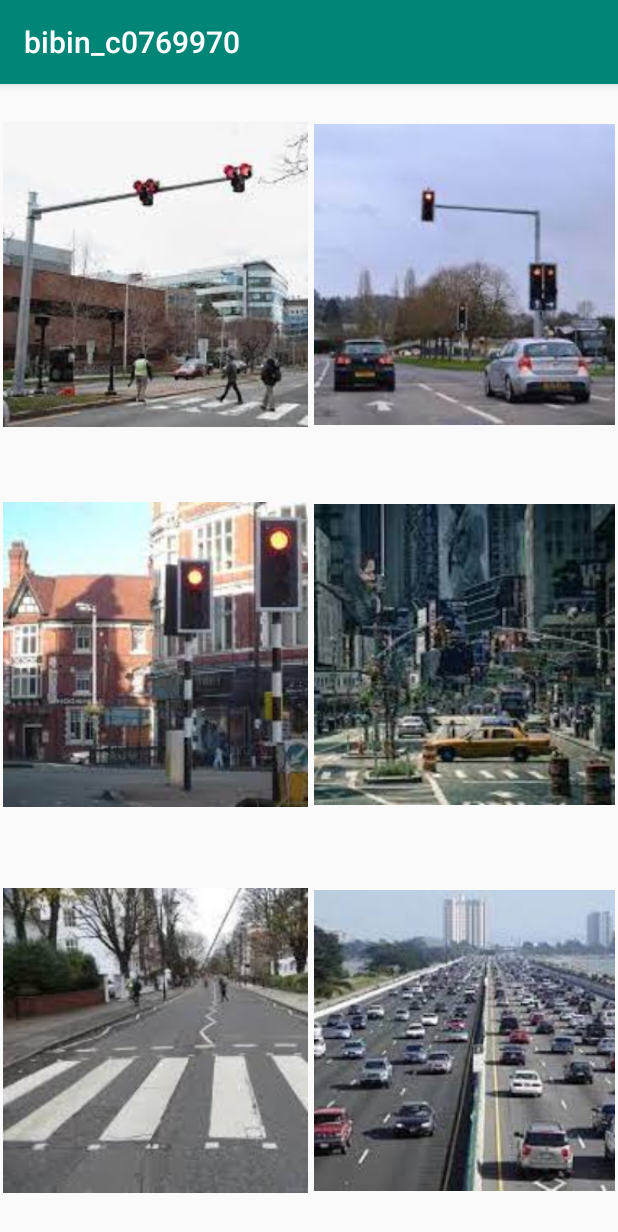
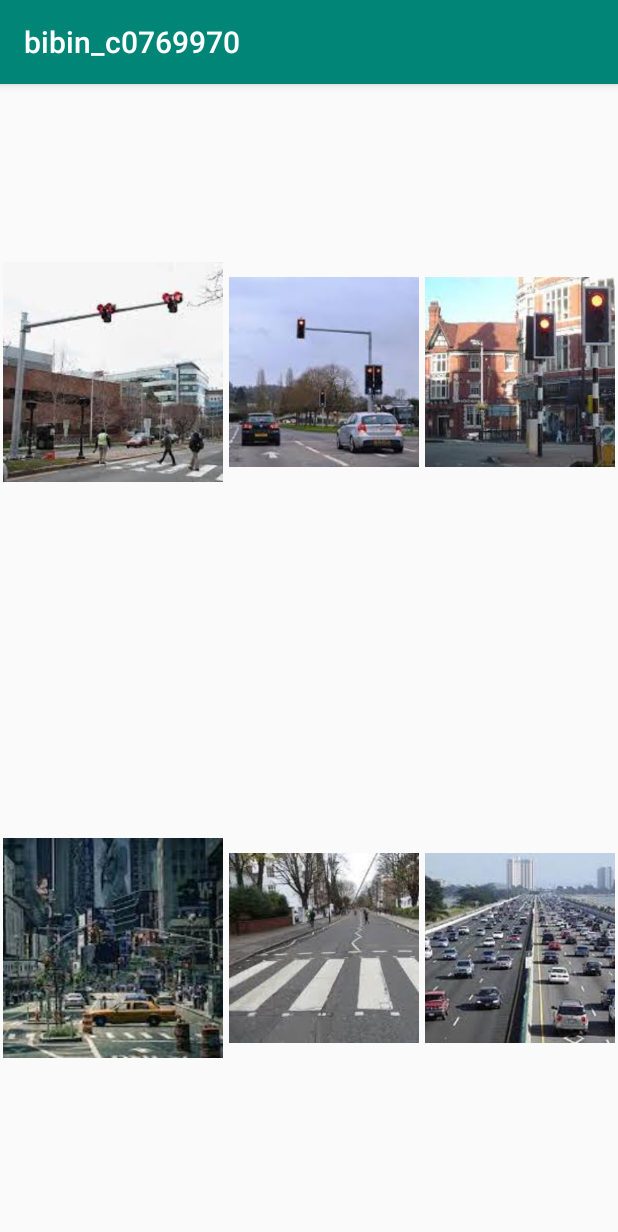
Before and after one commit to bibinthomas787/c0769970_FinalTest, an Android app: the ValidationActivity screen opened directly, with no data from a screen before it, on a phone screen of 412 x 824 dp. Shown: the top 1232 px of the screen. Run offline under Robolectric (Android 15) with nearby library versions, the phone set to English and light mode, and no system bars.

Commit message:
committed the changes for validation

```diff
--- a/app/src/main/res/layout/activity_validation.xml
+++ b/app/src/main/res/layout/activity_validation.xml
@@ -4,7 +4,7 @@
     xmlns:tools="http://schemas.android.com/tools"
     android:layout_width="match_parent"
     android:layout_height="match_parent"
-    android:columnCount="2"
+    android:columnCount="3"
     android:rowCount="8"
     android:orientation="horizontal"
     tools:context=".ValidationActivity">
@@ -15,7 +15,8 @@
         android:layout_margin="2dp"
         android:layout_rowWeight="1"
         app:srcCompat="@drawable/img1"
-        android:layout_height="80dp"
+        android:layout_height="120dp"
+        android:layout_width="100dp"
         />
 
     <ImageView
@@ -24,6 +25,8 @@
         android:layout_margin="2dp"
         android:layout_rowWeight="1"
         app:srcCompat="@drawable/img2"
+        android:layout_height="120dp"
+        android:layout_width="100dp"
         />
 
     <ImageView
@@ -32,16 +35,19 @@
         android:layout_margin="2dp"
         android:layout_rowWeight="1"
         app:srcCompat="@drawable/img3"
+        android:layout_height="120dp"
+        android:layout_width="100dp"
         />
 
     <ImageView
         android:id="@+id/ph05"
-        android:layout_width="wrap_content"
-        android:layout_height="wrap_content"
+        android:layout_width="120dp"
+        android:layout_height="100dp"
         android:layout_columnWeight="1"
         android:layout_margin="2dp"
         android:layout_rowWeight="1"
         app:srcCompat="@drawable/img4"
+
         />
 
     <ImageView
@@ -50,6 +56,8 @@
         android:layout_margin="2dp"
         android:layout_rowWeight="1"
         app:srcCompat="@drawable/img8"
+        android:layout_height="120dp"
+        android:layout_width="100dp"
         />
 
     <ImageView
@@ -58,6 +66,8 @@
         android:layout_margin="2dp"
         android:layout_rowWeight="1"
         app:srcCompat="@drawable/img9"
+        android:layout_height="120dp"
+        android:layout_width="100dp"
         />
 
 
```
Also changed, not shown: app/src/main/java/com/example/bibin_c0769970/RegisterActivity.java (+5 -9 lines).
